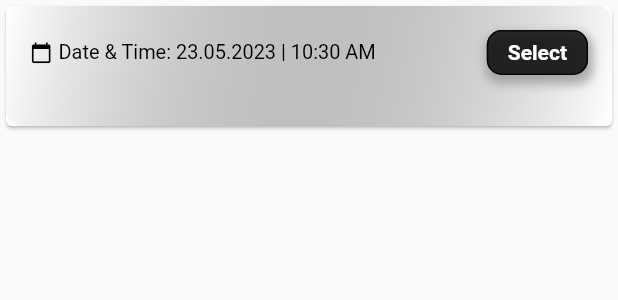
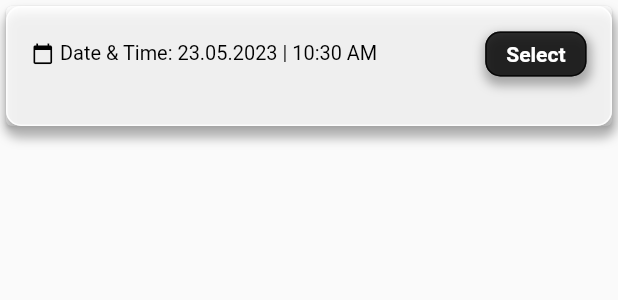
Before and after one commit to robertbusaru/flutter_framework_app_bachelors_degree_project, a Flutter app: the BookingCard widget shown alone on an empty page, opened directly with empty values, on a phone screen of 412 x 824 dp. Shown: the top 300 px of the screen. Run offline on Flutter 3.47's test engine with Material 2 defaults, Android fonts, the phone set to English and light mode, and no system bars; our stand-ins replace cloud_firestore, firebase_auth, firebase_core, google_fonts, google_sign_in; missing offline and left inert: flutter_facebook_auth; accounts and stored records are empty.

Commit message:
added appointments

```diff
--- a/lib/pages/scheduling_page.dart
+++ b/lib/pages/scheduling_page.dart
@@ -100,12 +100,17 @@ class BookingCard extends StatelessWidget {
       child: Container(
         height: 80, // Înălțimea dorită pentru card
         decoration: BoxDecoration(
-          gradient: const LinearGradient(
-            begin: Alignment.topLeft,
-            end: Alignment.bottomRight,
-            colors: [Colors.white, Colors.transparent],
-          ),
+          color: Colors.white.withOpacity(0.8),
+          border: Border.all(color: Colors.white.withOpacity(0.8)),
           borderRadius: BorderRadius.circular(10),
+          boxShadow: [
+            BoxShadow(
+              color: Colors.grey.withOpacity(0.8),
+              spreadRadius: 2,
+              blurRadius: 5,
+              offset: const Offset(1, 6), // changes position of shadow
+            ),
+          ],
         ),
         child: ListTile(
           title: Text(
```
